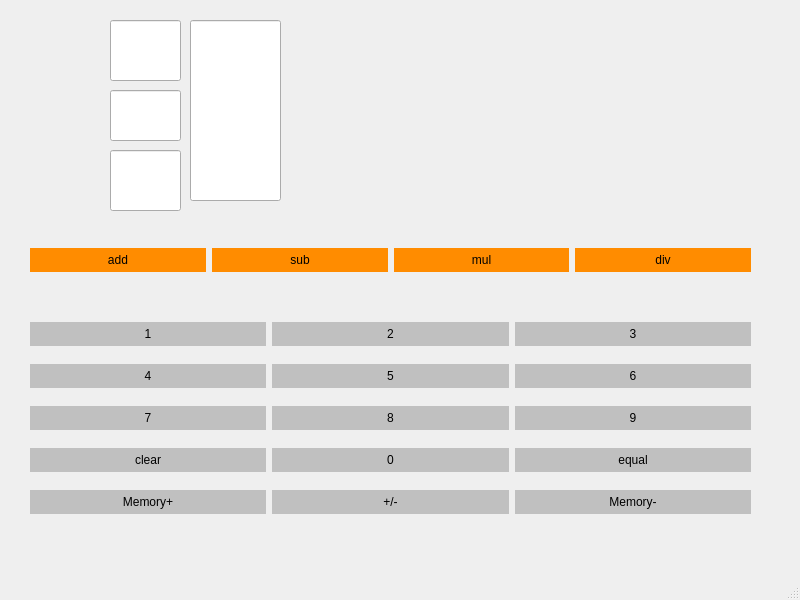
Above: calci.ui from girishPro24/optimummg before the change. Below: the same form after it.
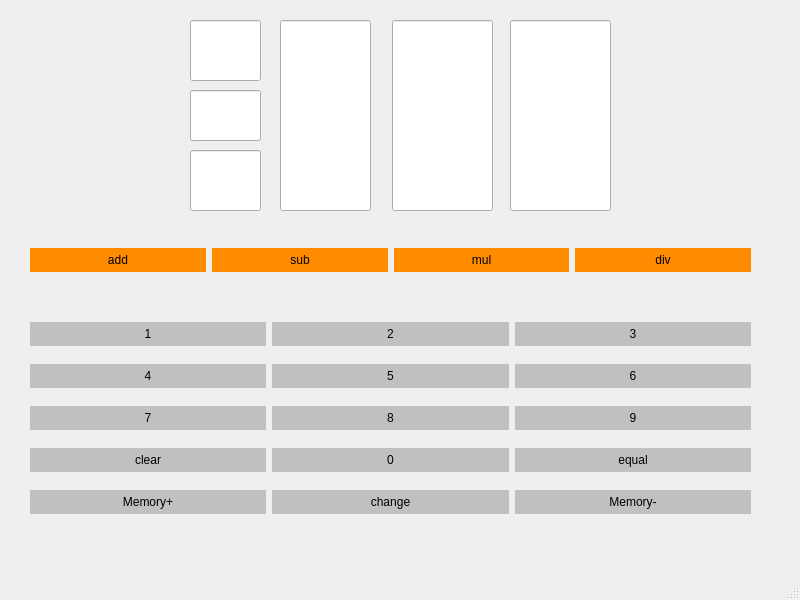
That is the form after the change.

Commit message: CREATED MEMORY ACHEIVED APPEND of last operation and result. DISPLAY NOT connect

Patch:
```diff
--- a/calci.ui
+++ b/calci.ui
@@ -17,7 +17,7 @@
    <widget class="QLineEdit" name="display">
     <property name="geometry">
      <rect>
-      <x>110</x>
+      <x>190</x>
       <y>150</y>
       <width>71</width>
       <height>61</height>
@@ -155,7 +155,7 @@
 }</string>
        </property>
        <property name="text">
-        <string>+/-</string>
+        <string>change</string>
        </property>
       </widget>
      </item>
@@ -444,7 +444,7 @@
    <widget class="QLineEdit" name="display2">
     <property name="geometry">
      <rect>
-      <x>110</x>
+      <x>190</x>
       <y>90</y>
       <width>71</width>
       <height>51</height>
@@ -454,7 +454,7 @@
    <widget class="QLineEdit" name="display3">
     <property name="geometry">
      <rect>
-      <x>110</x>
+      <x>190</x>
       <y>20</y>
       <width>71</width>
       <height>61</height>
@@ -464,10 +464,30 @@
    <widget class="QLineEdit" name="display4">
     <property name="geometry">
      <rect>
-      <x>190</x>
+      <x>280</x>
       <y>20</y>
       <width>91</width>
-      <height>181</height>
+      <height>191</height>
+     </rect>
+    </property>
+   </widget>
+   <widget class="QLineEdit" name="display5">
+    <property name="geometry">
+     <rect>
+      <x>392</x>
+      <y>20</y>
+      <width>101</width>
+      <height>191</height>
+     </rect>
+    </property>
+   </widget>
+   <widget class="QLineEdit" name="display6">
+    <property name="geometry">
+     <rect>
+      <x>510</x>
+      <y>20</y>
+      <width>101</width>
+      <height>191</height>
      </rect>
     </property>
    </widget>
```
Left out of the diff: 2 changed lines with no effect on the pictures. The commit also changes 14 other files.
